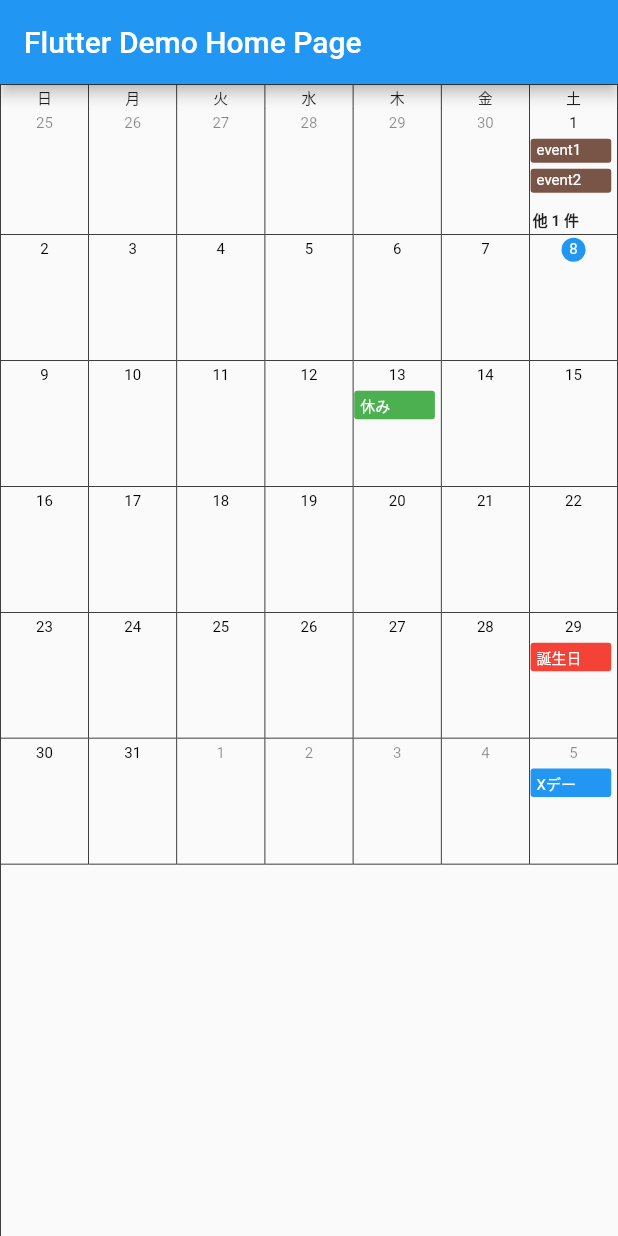
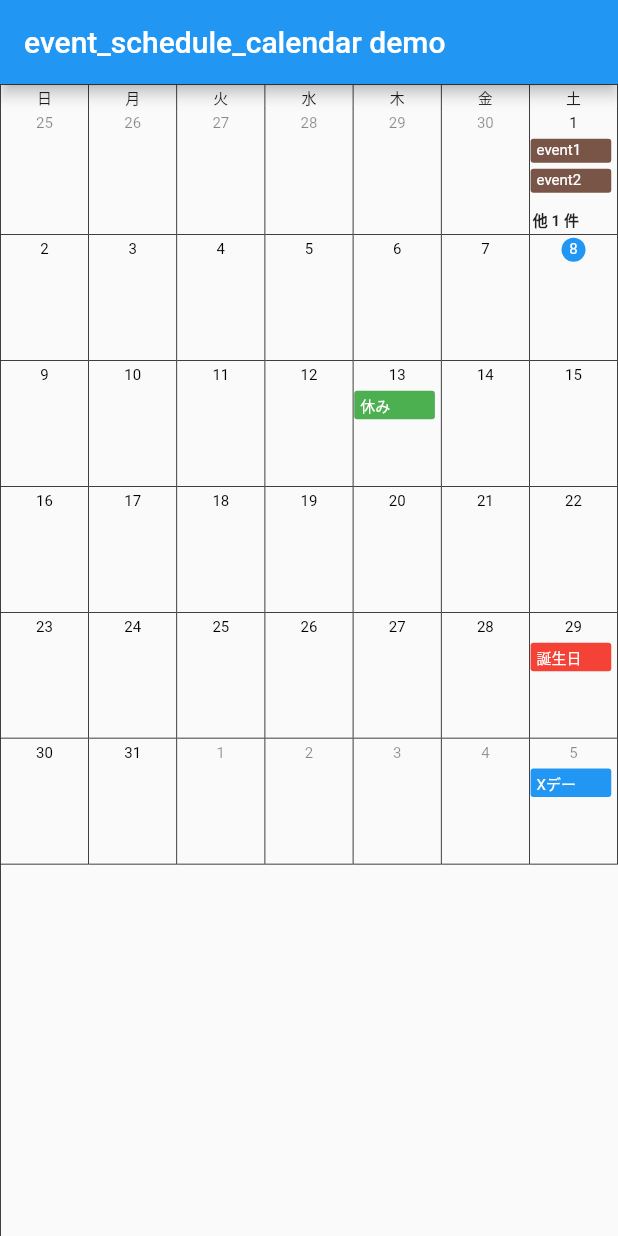
Before and after one commit to hori-imuuzak/flutter_event_schedule_calendar, a Flutter app: the screen it shows after launch, on a phone screen of 412 x 824 dp. Run offline on Flutter 3.47's test engine with Material 2 defaults, Android fonts, the phone set to English and light mode, and no system bars.

Commit message:
fix: ver0.5

```diff
--- /dev/null
+++ b/example/lib/entity/calendar_config.dart
@@ -0,0 +1,25 @@
+import 'package:example/entity/palette_config.dart';
+import 'package:example/entity/weekday_label_config.dart';
+
+class CalendarConfig {
+  WeekdayLabelConfig weekdayLabelConfig;
+  PaletteConfig paletteConfig;
+
+  final int beginWeekday;
+  final String remainEventCountPattern;
+
+  CalendarConfig({
+    this.weekdayLabelConfig,
+    this.paletteConfig,
+    this.beginWeekday = DateTime.sunday,
+    this.remainEventCountPattern = '他 %s 件',
+  }) : assert(DateTime.monday <= beginWeekday &&
+            beginWeekday <= DateTime.sunday) {
+    if (weekdayLabelConfig == null) {
+      this.weekdayLabelConfig = WeekdayLabelConfig();
+    }
+    if (paletteConfig == null) {
+      this.paletteConfig = PaletteConfig();
+    }
+  }
+}
--- /dev/null
+++ b/example/lib/entity/palette_config.dart
@@ -0,0 +1,9 @@
+import 'package:flutter/material.dart';
+
+class PaletteConfig {
+  final Color today;
+
+  PaletteConfig({
+    this.today = Colors.blue,
+  });
+}
--- /dev/null
+++ b/example/lib/entity/weekday_label_config.dart
@@ -0,0 +1,40 @@
+class WeekdayLabelConfig {
+  final String monday;
+  final String tuesday;
+  final String wednesday;
+  final String thursday;
+  final String friday;
+  final String saturday;
+  final String sunday;
+
+  WeekdayLabelConfig({
+    this.monday = '月',
+    this.tuesday = '火',
+    this.wednesday = '水',
+    this.thursday = '木',
+    this.friday = '金',
+    this.saturday = '土',
+    this.sunday = '日',
+  });
+
+  String getLabel(int weekday) {
+    switch (weekday) {
+      case DateTime.monday:
+        return monday;
+      case DateTime.tuesday:
+        return tuesday;
+      case DateTime.wednesday:
+        return wednesday;
+      case DateTime.thursday:
+        return thursday;
+      case DateTime.friday:
+        return friday;
+      case DateTime.saturday:
+        return saturday;
+      case DateTime.sunday:
+        return sunday;
+    }
+
+    return '';
+  }
+}
--- a/example/lib/main.dart
+++ b/example/lib/main.dart
@@ -1,3 +1,4 @@
+import 'package:example/entity/calendar_config.dart';
 import 'package:example/entity/event.dart';
 import 'package:example/view/calendar_view/calendar_view.dart';
 import 'package:flutter/material.dart';
@@ -16,7 +17,7 @@ class MyApp extends StatelessWidget {
       theme: ThemeData(
         primarySwatch: Colors.blue,
       ),
-      home: MyHomePage(title: 'Flutter Demo Home Page'),
+      home: MyHomePage(title: 'event_schedule_calendar demo'),
     );
   }
 }
@@ -37,8 +38,7 @@ class _MyHomePageState extends State<MyHomePage> {
       appBar: AppBar(
         title: Text(widget.title),
       ),
-      body: Center(
-        child: CalendarView(
+      body: CalendarView(
         dateTime: DateTime.now(),
         eventList: [
           Event(
@@ -72,11 +72,31 @@ class _MyHomePageState extends State<MyHomePage> {
             color: Colors.blue,
           ),
         ],
-          beginWeekday: DateTime.sunday,
+        config: CalendarConfig(),
         onTapDay: (Day day) {
-            print(day.dateTime);
+          showDialog<AlertDialog>(
+            context: context,
+            builder: (context) {
+              return AlertDialog(
+                content: Column(
+                  mainAxisSize: MainAxisSize.min,
+                  children: [
+                    Text(day.dateTime.toString()),
+                    ...day.eventList.map((e) => Text(e.name)),
+                  ],
+                ),
+                actions: [
+                  TextButton(
+                    onPressed: () {
+                      Navigator.of(context).pop();
                     },
+                    child: Text('OK'),
                   ),
+                ],
+              );
+            },
+          );
+        },
       ),
     );
   }
--- a/example/lib/view/calendar_view/calendar_view.dart
+++ b/example/lib/view/calendar_view/calendar_view.dart
@@ -1,3 +1,4 @@
+import 'package:example/entity/calendar_config.dart';
 import 'package:example/entity/day.dart';
 import 'package:example/entity/event.dart';
 import 'package:example/entity/month_type.dart';
@@ -10,19 +11,19 @@ import 'package:flutter/material.dart';
 class CalendarView extends StatelessWidget {
   final DateTime dateTime;
   final List<Event> eventList;
-  final int beginWeekday;
   final Function onTapDay;
+  final CalendarConfig config;
 
   CalendarView({
     this.dateTime,
     this.eventList,
-    this.beginWeekday,
     this.onTapDay,
+    this.config,
   });
 
   @override
   Widget build(BuildContext context) {
-    final calendarService = CalendarService(begin: beginWeekday);
+    final calendarService = CalendarService(begin: config.beginWeekday);
     final eventService = EventService();
 
     final cellTable = [
@@ -67,7 +68,7 @@ class CalendarView extends StatelessWidget {
       ),
       child: Column(
         children: [
-          WeekdayLabel(beginWeekday),
+          WeekdayLabel(config.beginWeekday),
           Expanded(
             child: GridView.count(
               crossAxisCount: 7,
@@ -79,6 +80,8 @@ class CalendarView extends StatelessWidget {
                     (e) => DayCell(
                       day: e.value,
                       onTap: onTapDay,
+                      remainCountPattern: config.remainEventCountPattern,
+                      paletteConfig: config.paletteConfig,
                     ),
                   )
                   .toList(),
--- a/example/lib/view/calendar_view/widget/day_cell/day_cell.dart
+++ b/example/lib/view/calendar_view/widget/day_cell/day_cell.dart
@@ -1,4 +1,5 @@
 import 'package:example/entity/day.dart';
+import 'package:example/entity/palette_config.dart';
 import 'package:example/view/calendar_view/widget/day_cell/widget/event_band.dart';
 import 'package:example/view/calendar_view/widget/day_cell/widget/remain_event_text.dart';
 import 'package:flutter/material.dart';
@@ -8,10 +9,14 @@ const maxDisplayEventBand = 2;
 class DayCell extends StatelessWidget {
   final Day day;
   final Function onTap;
+  final String remainCountPattern;
+  final PaletteConfig paletteConfig;
 
   DayCell({
     this.day,
     this.onTap,
+    this.remainCountPattern,
+    this.paletteConfig,
   });
 
   @override
@@ -55,7 +60,10 @@ class DayCell extends StatelessWidget {
                 ),
                 ...eventBandList,
                 Spacer(),
-                RemainEventText(count: remainEventCount),
+                RemainEventText(
+                  count: remainEventCount,
+                  remainCountPattern: remainCountPattern,
+                ),
               ],
             ),
           ),
@@ -80,7 +88,7 @@ class DayCell extends StatelessWidget {
         width: 16,
         height: 16,
         decoration: BoxDecoration(
-          color: Colors.blue,
+          color: paletteConfig.today,
           borderRadius: BorderRadius.circular(8),
         ),
       );
--- a/example/lib/view/calendar_view/widget/day_cell/widget/remain_event_text.dart
+++ b/example/lib/view/calendar_view/widget/day_cell/widget/remain_event_text.dart
@@ -2,8 +2,12 @@ import 'package:flutter/material.dart';
 
 class RemainEventText extends StatelessWidget {
   final int count;
+  final String remainCountPattern;
 
-  RemainEventText({this.count});
+  RemainEventText({
+    this.count,
+    this.remainCountPattern,
+  });
 
   @override
   Widget build(BuildContext context) {
@@ -15,7 +19,7 @@ class RemainEventText extends StatelessWidget {
           mainAxisAlignment: MainAxisAlignment.start,
           children: [
             Text(
-              '他 ${this.count} 件',
+              remainCountPattern.replaceFirst('%s', count.toString()),
               style: TextStyle(
                 fontSize: 10,
                 fontWeight: FontWeight.bold,
```
Lines whose indentation alone changed are shown as unchanged.
